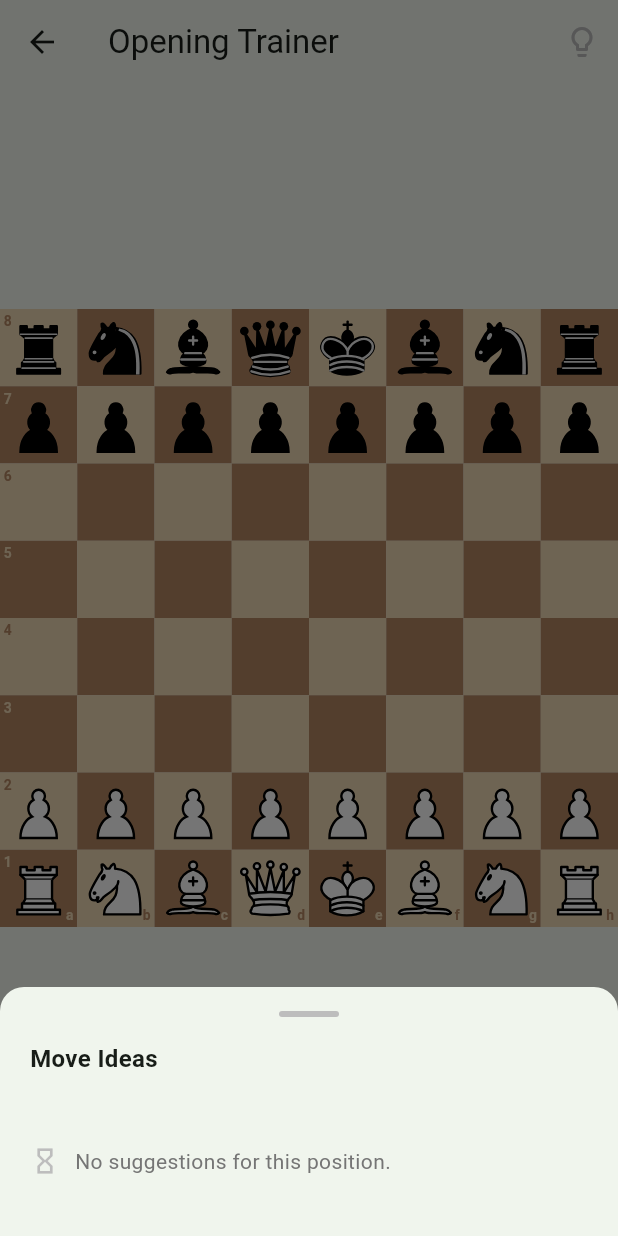
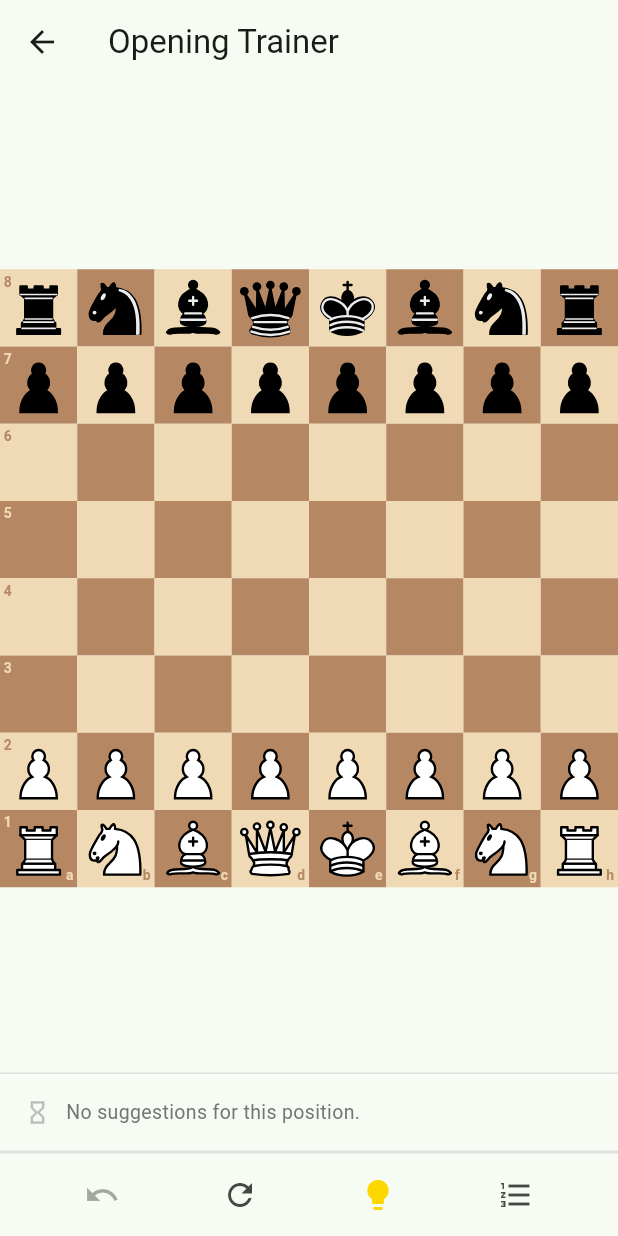
Before and after one commit to victorruelle/chess-trainer, a Flutter app: the BoardScreen screen opened directly, after a tap on the "lightbulb outline" icon, on a phone screen of 412 x 824 dp. Run offline on Flutter 3.47's test engine with Material 3 defaults, Android fonts, the phone set to English and light mode, and no system bars; our stand-ins replace flutter_riverpod, flutter_svg; missing offline and left inert: chess.

Commit message:
Move explanations to persistent bottom panel
The lightbulb button moves from the AppBar to the bottom bar alongside
undo/reset/move-list. Tapping it toggles an inline panel above the controls
that shows move ideas and updates live as you play — no modal needed.
The lightbulb is gold when the panel is open, darker grey when suggestions
exist but the panel is closed, and light grey when off-book/complete.

https://claude.ai/code/session_01HX7VWo16hhZFzbr65oSW9T

```diff
--- a/lib/screens/board_screen.dart
+++ b/lib/screens/board_screen.dart
@@ -7,6 +7,8 @@ import '../providers/opening_provider.dart';
 import '../widgets/board/chess_board_widget.dart';
 import '../widgets/banner_overlay.dart';
 
+final _explanationsOpenProvider = StateProvider<bool>((ref) => false);
+
 class BoardScreen extends ConsumerWidget {
   const BoardScreen({super.key});
 
@@ -14,6 +16,7 @@ class BoardScreen extends ConsumerWidget {
   Widget build(BuildContext context, WidgetRef ref) {
     final boardState = ref.watch(boardProvider);
     final opening = ref.watch(selectedOpeningProvider);
+    final panelOpen = ref.watch(_explanationsOpenProvider);
 
     return Scaffold(
       appBar: AppBar(
@@ -23,13 +26,6 @@ class BoardScreen extends ConsumerWidget {
           icon: const Icon(Icons.arrow_back),
           onPressed: () => Navigator.of(context).pop(),
         ),
-        actions: [
-          _LightbulbButton(
-            arrows: boardState.arrows,
-            status: boardState.status,
-            openingName: opening?.name ?? '',
-          ),
-        ],
       ),
       body: Column(
         children: [
@@ -42,6 +38,11 @@ class BoardScreen extends ConsumerWidget {
               child: ChessBoardWidget(),
             ),
           ),
+          if (panelOpen)
+            _ExplanationsPanel(
+              arrows: boardState.arrows,
+              status: boardState.status,
+            ),
           _BottomControls(),
         ],
       ),
@@ -49,108 +50,52 @@ class BoardScreen extends ConsumerWidget {
   }
 }
 
-class _LightbulbButton extends StatelessWidget {
+class _ExplanationsPanel extends StatelessWidget {
   final List<Arrow> arrows;
   final OpeningStatus status;
-  final String openingName;
 
-  const _LightbulbButton({
-    required this.arrows,
-    required this.status,
-    required this.openingName,
-  });
+  const _ExplanationsPanel({required this.arrows, required this.status});
 
   @override
   Widget build(BuildContext context) {
-    final hasExplanations =
-        status == OpeningStatus.inBook && arrows.isNotEmpty;
-
-    return IconButton(
-      icon: Icon(
-        hasExplanations ? Icons.lightbulb : Icons.lightbulb_outline,
-        color: hasExplanations
-            ? const Color(0xFFFFD700)
-            : Colors.grey.shade400,
+    return Container(
+      constraints: const BoxConstraints(maxHeight: 200),
+      decoration: BoxDecoration(
+        color: Theme.of(context).colorScheme.surface,
+        border: Border(
+          top: BorderSide(color: Colors.grey.shade300),
+          bottom: BorderSide(color: Colors.grey.shade300),
         ),
-      tooltip: 'Move explanations',
-      onPressed: () => _showExplanations(context),
+      ),
+      child: SingleChildScrollView(
+        padding: const EdgeInsets.symmetric(horizontal: 16, vertical: 12),
+        child: _panelContent(),
+      ),
     );
   }
 
-  void _showExplanations(BuildContext context) {
-    showModalBottomSheet<void>(
-      context: context,
-      shape: const RoundedRectangleBorder(
-        borderRadius: BorderRadius.vertical(top: Radius.circular(16)),
-      ),
-      builder: (ctx) => _ExplanationsSheet(
-        arrows: arrows,
-        status: status,
-        openingName: openingName,
-      ),
+  Widget _panelContent() {
+    if (status == OpeningStatus.offBook) {
+      return const _EmptyState(
+        icon: Icons.route_outlined,
+        message: "You're off-book — no opening guidance available.",
       );
     }
-}
-
-class _ExplanationsSheet extends StatelessWidget {
-  final List<Arrow> arrows;
-  final OpeningStatus status;
-  final String openingName;
-
-  const _ExplanationsSheet({
-    required this.arrows,
-    required this.status,
-    required this.openingName,
-  });
-
-  @override
-  Widget build(BuildContext context) {
-    return Padding(
-      padding: const EdgeInsets.fromLTRB(20, 16, 20, 32),
-      child: Column(
-        mainAxisSize: MainAxisSize.min,
-        crossAxisAlignment: CrossAxisAlignment.start,
-        children: [
-          Center(
-            child: Container(
-              width: 40,
-              height: 4,
-              decoration: BoxDecoration(
-                color: Colors.grey.shade400,
-                borderRadius: BorderRadius.circular(2),
-              ),
-            ),
-          ),
-          const SizedBox(height: 16),
-          const Text(
-            'Move Ideas',
-            style: TextStyle(fontSize: 16, fontWeight: FontWeight.bold),
-          ),
-          const SizedBox(height: 4),
-          Text(
-            openingName,
-            style: TextStyle(fontSize: 13, color: Colors.grey.shade600),
-          ),
-          const SizedBox(height: 16),
-          if (status == OpeningStatus.offBook)
-            const _EmptyState(
-              icon: Icons.route_outlined,
-              message: "You're off-book — no opening guidance available.",
-            )
-          else if (status == OpeningStatus.complete)
-            const _EmptyState(
+    if (status == OpeningStatus.complete) {
+      return const _EmptyState(
         icon: Icons.check_circle_outline,
         message: 'Opening complete. Play freely from here.',
-            )
-          else if (arrows.isEmpty)
-            const _EmptyState(
+      );
+    }
+    if (arrows.isEmpty) {
+      return const _EmptyState(
         icon: Icons.hourglass_empty,
         message: 'No suggestions for this position.',
-            )
-          else
-            ...arrows.map((arrow) => _ExplanationRow(arrow: arrow)),
-        ],
-      ),
+      );
+    }
+    return Column(
+      mainAxisSize: MainAxisSize.min,
+      children: arrows.map((arrow) => _ExplanationRow(arrow: arrow)).toList(),
     );
   }
 }
@@ -169,14 +114,14 @@ class _ExplanationRow extends StatelessWidget {
     };
 
     return Padding(
-      padding: const EdgeInsets.only(bottom: 16),
+      padding: const EdgeInsets.only(bottom: 10),
       child: Row(
         crossAxisAlignment: CrossAxisAlignment.start,
         children: [
           Container(
             width: 10,
             height: 10,
-            margin: const EdgeInsets.only(top: 5, right: 12),
+            margin: const EdgeInsets.only(top: 4, right: 10),
             decoration: BoxDecoration(
               shape: BoxShape.circle,
               color: arrow.rank.color,
@@ -192,15 +137,15 @@ class _ExplanationRow extends StatelessWidget {
                       arrow.san,
                       style: const TextStyle(
                         fontWeight: FontWeight.bold,
-                        fontSize: 15,
+                        fontSize: 14,
                         fontFamily: 'monospace',
                       ),
                     ),
-                    const SizedBox(width: 8),
+                    const SizedBox(width: 6),
                     Text(
                       rankLabel,
                       style: TextStyle(
-                        fontSize: 12,
+                        fontSize: 11,
                         color: arrow.rank.color,
                         fontWeight: FontWeight.w600,
                       ),
@@ -208,11 +153,11 @@ class _ExplanationRow extends StatelessWidget {
                   ],
                 ),
                 if (arrow.explanation != null) ...[
-                  const SizedBox(height: 4),
+                  const SizedBox(height: 2),
                   Text(
                     arrow.explanation!,
                     style: TextStyle(
-                      fontSize: 14,
+                      fontSize: 13,
                       color: Colors.grey.shade700,
                       height: 1.4,
                     ),
@@ -236,15 +181,15 @@ class _EmptyState extends StatelessWidget {
   @override
   Widget build(BuildContext context) {
     return Padding(
-      padding: const EdgeInsets.symmetric(vertical: 8),
+      padding: const EdgeInsets.symmetric(vertical: 4),
       child: Row(
         children: [
-          Icon(icon, color: Colors.grey.shade400, size: 20),
+          Icon(icon, color: Colors.grey.shade400, size: 18),
           const SizedBox(width: 10),
           Expanded(
             child: Text(
               message,
-              style: TextStyle(color: Colors.grey.shade600, fontSize: 14),
+              style: TextStyle(color: Colors.grey.shade600, fontSize: 13),
             ),
           ),
         ],
@@ -259,6 +204,10 @@ class _BottomControls extends ConsumerWidget {
     final canUndo = ref.watch(
       boardProvider.select((s) => s.moveHistory.isNotEmpty),
     );
+    final panelOpen = ref.watch(_explanationsOpenProvider);
+    final boardState = ref.watch(boardProvider);
+    final hasExplanations =
+        boardState.status == OpeningStatus.inBook && boardState.arrows.isNotEmpty;
 
     return SafeArea(
       child: Container(
@@ -283,6 +232,20 @@ class _BottomControls extends ConsumerWidget {
               icon: const Icon(Icons.refresh),
               tooltip: 'Reset',
               onPressed: () => ref.read(boardProvider.notifier).reset(),
+            ),
+            IconButton(
+              icon: Icon(
+                panelOpen ? Icons.lightbulb : Icons.lightbulb_outline,
+                color: panelOpen
+                    ? const Color(0xFFFFD700)
+                    : hasExplanations
+                        ? Colors.grey.shade700
+                        : Colors.grey.shade400,
+              ),
+              tooltip: 'Move ideas',
+              onPressed: () => ref
+                  .read(_explanationsOpenProvider.notifier)
+                  .state = !panelOpen,
             ),
             IconButton(
               icon: const Icon(Icons.format_list_numbered),
```
Lines whose indentation alone changed are shown as unchanged.
